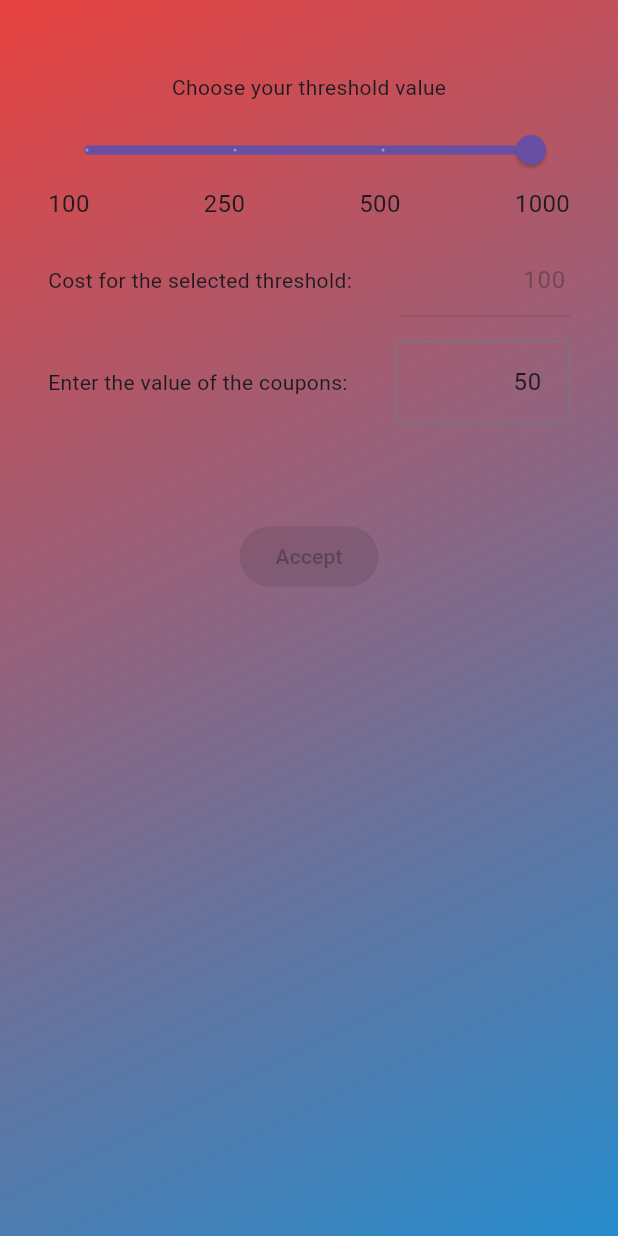
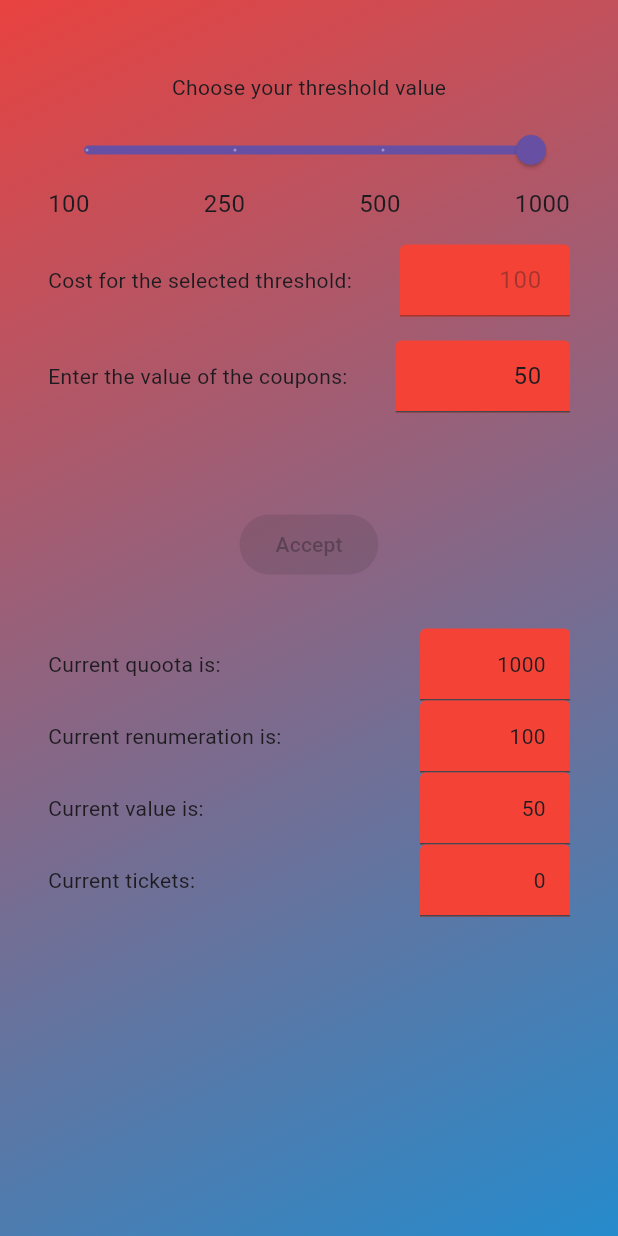
Before and after one commit to stefanobianda/Try2Win, a Flutter app: the CampaignOptionScreen widget shown alone on an empty page, opened directly, on a phone screen of 412 x 824 dp. Run offline on Flutter 3.47's test engine with Material 3 defaults, Android fonts, the phone set to English and light mode, and no system bars; our stand-ins replace cloud_firestore, firebase_auth, firebase_core, flutter_riverpod, image_picker, qr_flutter; missing offline and left inert: mobile_scanner, random_name_generator; accounts and stored records are empty; generated files the repository leaves out were written again.

Commit message:
current and last options are get from firebase and displayed, button enabled if there is some change

```diff
--- a/lib/business/app_firestore.dart
+++ b/lib/business/app_firestore.dart
@@ -94,6 +94,20 @@ class AppFirestore {
       readTickets.add(ticketBO);
     }
     return readTickets;
+  }
+
+  Future<int> getSellerTicketsCount() async {
+    final customer = await getCustomer();
+    final countSnapshotRef = db
+        .collection('tickets')
+        .where('sellerId', isEqualTo: customer.sellerId)
+        .count();
+    final docSnap = await countSnapshotRef.get();
+    int count = 0;
+    if (docSnap.count != null) {
+      count = docSnap.count!;
+    }
+    return count;
   }
 
   Future<Campaign> getCampaign(String sellerId, String campaignId) async {
--- a/lib/screens/campaign_option.dart
+++ b/lib/screens/campaign_option.dart
@@ -3,16 +3,9 @@ import 'package:try2win/widgets/app_decoration.dart';
 import 'package:try2win/widgets/current_campaign_option.dart';
 import 'package:try2win/widgets/new_campaign_option.dart';
 
-class CampaignOptionScreen extends StatefulWidget {
+class CampaignOptionScreen extends StatelessWidget {
   const CampaignOptionScreen({super.key});
 
-  @override
-  State<CampaignOptionScreen> createState() {
-    return _CampaignOptionScreenState();
-  }
-}
-
-class _CampaignOptionScreenState extends State<CampaignOptionScreen> {
   @override
   Widget build(BuildContext context) {
     return Container(
--- a/lib/widgets/current_campaign_option.dart
+++ b/lib/widgets/current_campaign_option.dart
@@ -1,12 +1,122 @@
 import 'package:flutter/material.dart';
+import 'package:try2win/business/app_firestore.dart';
+import 'package:try2win/models/quota.dart';
 
-class CurrentCampaignOption extends StatelessWidget {
+class CurrentCampaignOption extends StatefulWidget {
   const CurrentCampaignOption({super.key});
 
   @override
+  State<CurrentCampaignOption> createState() => _CurrentCampaignOptionState();
+}
+
+class _CurrentCampaignOptionState extends State<CurrentCampaignOption> {
+  late Quota readQuota;
+  bool initDone = false;
+  int registeredTickets = 0;
+
+  @override
+  void initState() {
+    super.initState();
+    loadData();
+  }
+
+  Future<void> loadData() async {
+    readQuota = await AppFirestore().getSellerCampaignCurrentQuota();
+    registeredTickets = await AppFirestore().getSellerTicketsCount();
+    setState(() {
+      initDone = true;
+    });
+  }
+
+  @override
   Widget build(BuildContext context) {
-    return const Column(
-      children: [],
+    if (!initDone) {
+      return const Center(
+        child: CircularProgressIndicator(),
+      );
+    }
+    return Column(
+      children: [
+        Row(
+          children: [
+            const Text("Current quoota is:"),
+            const Spacer(),
+            SizedBox(
+              width: 100,
+              child: InputDecorator(
+                textAlign: TextAlign.right,
+                decoration: const InputDecoration(
+                  fillColor: Colors.red,
+                  filled: true,
+                ),
+                child: Text(
+                  readQuota.quota.toString(),
+                  textAlign: TextAlign.right,
+                ),
+              ),
+            ),
+          ],
+        ),
+        Row(
+          children: [
+            const Text("Current renumeration is:"),
+            const Spacer(),
+            SizedBox(
+              width: 100,
+              child: InputDecorator(
+                textAlign: TextAlign.right,
+                decoration: const InputDecoration(
+                  fillColor: Colors.red,
+                  filled: true,
+                ),
+                child: Text(
+                  readQuota.renumeration.toString(),
+                  textAlign: TextAlign.right,
+                ),
+              ),
+            ),
+          ],
+        ),
+        Row(
+          children: [
+            const Text("Current value is:"),
+            const Spacer(),
+            SizedBox(
+              width: 100,
+              child: InputDecorator(
+                textAlign: TextAlign.right,
+                decoration: const InputDecoration(
+                  fillColor: Colors.red,
+                  filled: true,
+                ),
+                child: Text(
+                  readQuota.value.toString(),
+                  textAlign: TextAlign.right,
+                ),
+              ),
+            ),
+          ],
+        ),
+        Row(
+          children: [
+            const Text("Current tickets:"),
+            const Spacer(),
+            SizedBox(
+              width: 100,
+              child: InputDecorator(
+                decoration: const InputDecoration(
+                  fillColor: Colors.red,
+                  filled: true,
+                ),
+                child: Text(
+                  registeredTickets.toString(),
+                  textAlign: TextAlign.right,
+                ),
+              ),
+            ),
+          ],
+        ),
+      ],
     );
   }
 }
--- a/lib/widgets/new_campaign_option.dart
+++ b/lib/widgets/new_campaign_option.dart
@@ -15,6 +15,7 @@ class NewCampaignOption extends StatefulWidget {
 class _NewCampaignOptionState extends State<NewCampaignOption> {
   final _form = GlobalKey<FormState>();
   final TextEditingController _renumerationController = TextEditingController();
+  final TextEditingController _valueController = TextEditingController();
 
   final List<int> thresholdList = [100, 250, 500, 1000];
   final List<int> renumerationList = [25, 35, 60, 100];
@@ -39,12 +40,15 @@ class _NewCampaignOptionState extends State<NewCampaignOption> {
       initDone = true;
     });
     _renumerationController.text = renumerationList[current].toString();
+    _valueController.text = readQuota.value.toString();
+    _value = readQuota.value.toString();
   }
 
   @override
   void dispose() {
     // Pulisci il controller quando il widget viene eliminato
     _renumerationController.dispose();
+    _valueController.dispose();
     super.dispose();
   }
 
@@ -98,6 +102,10 @@ class _NewCampaignOptionState extends State<NewCampaignOption> {
                 child: TextField(
                   controller: _renumerationController,
                   enabled: false,
+                  decoration: const InputDecoration(
+                    fillColor: Colors.red,
+                    filled: true,
+                  ),
                   textAlign: TextAlign.right,
                 ),
               ),
@@ -114,11 +122,12 @@ class _NewCampaignOptionState extends State<NewCampaignOption> {
               ),
               Expanded(
                 child: TextFormField(
+                  controller: _valueController,
                   keyboardType: TextInputType.number,
                   textAlign: TextAlign.right,
-                  initialValue: readQuota.value.toString(),
                   decoration: const InputDecoration(
-                    border: OutlineInputBorder(),
+                    fillColor: Colors.red,
+                    filled: true,
                     hintText: "min 20",
                   ),
                   validator: (value) {
@@ -131,6 +140,12 @@ class _NewCampaignOptionState extends State<NewCampaignOption> {
                       return "Min is 20";
                     }
                     return null;
+                  },
+                  onChanged: (value) {
+                    _value = value;
+                    setState(() {
+                      _isButtonEnabled = checkIsButtonEnabled();
+                    });
                   },
                   onSaved: (value) {
                     _value = value;
@@ -154,7 +169,7 @@ class _NewCampaignOptionState extends State<NewCampaignOption> {
   void onChanged(double value) {
     setState(() {
       current = value.toInt();
-      _isButtonEnabled = true;
+      _isButtonEnabled = checkIsButtonEnabled();
     });
     _renumerationController.text = renumerationList[current].round().toString();
   }
@@ -169,7 +184,7 @@ class _NewCampaignOptionState extends State<NewCampaignOption> {
       _isButtonEnabled = false;
     });
     ScaffoldMessenger.of(context).showSnackBar(
-      const SnackBar(content: Text('Button Pressed!')),
+      const SnackBar(content: Text('Setting saved!')),
     );
     Quota quota = Quota(
       quota: thresholdList[current],
@@ -179,4 +194,13 @@ class _NewCampaignOptionState extends State<NewCampaignOption> {
     );
     AppFirestore().setQuota(quota);
   }
+
+  bool checkIsButtonEnabled() {
+    bool enabled = false;
+    if ((thresholdList[current] != readQuota.quota) ||
+        (readQuota.value.toString() != _value)) {
+      enabled = true;
+    }
+    return enabled;
+  }
 }
```
